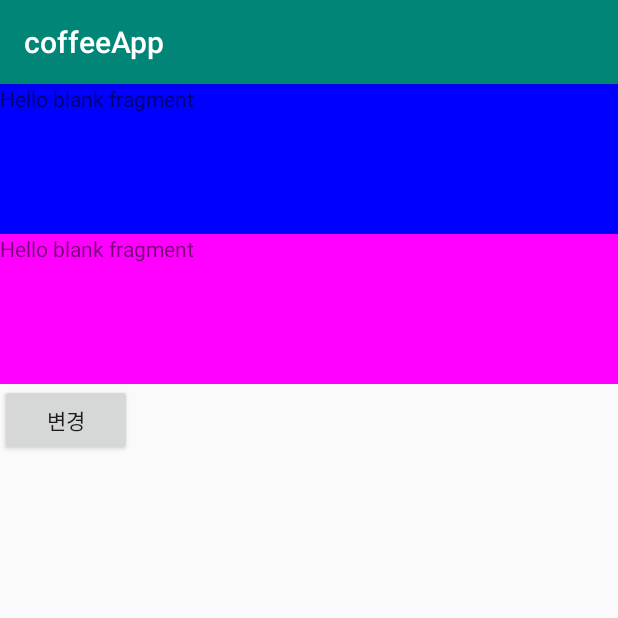
After one commit to yeonyang9421/CoffeeApp, an Android app: the ColorFragment screen opened directly, with no data from a screen before it, on a phone screen of 412 x 824 dp, the top half of it. The commit adds this screen. Run offline under Robolectric (Android 15) with nearby library versions, the phone set to English and light mode, and no system bars.

Commit message:
14일차 프래그먼트4 - Color Fragment / 코드로 프래그먼트 추가, 교체,

```diff
--- a/app/src/main/java/kr/co/woobi/imyeon/coffeeapp/ListViewActivity.java
+++ b/app/src/main/java/kr/co/woobi/imyeon/coffeeapp/ListViewActivity.java
@@ -20,6 +20,7 @@ import java.util.Map;
 
 import kr.co.woobi.imyeon.coffeeapp.activities.BankActivity;
 import kr.co.woobi.imyeon.coffeeapp.activities.CoffeeActivity;
+import kr.co.woobi.imyeon.coffeeapp.activities.ColorFragmentActivity;
 import kr.co.woobi.imyeon.coffeeapp.activities.ImplicitActivity;
 import kr.co.woobi.imyeon.coffeeapp.activities.IntentExamActivity;
 import kr.co.woobi.imyeon.coffeeapp.activities.LifeCycleActivity;
@@ -28,6 +29,7 @@ import kr.co.woobi.imyeon.coffeeapp.activities.SignUpExamActivity;
 import kr.co.woobi.imyeon.coffeeapp.activities.StartActivityResult;
 import kr.co.woobi.imyeon.coffeeapp.activities.WeatherActivity;
 import kr.co.woobi.imyeon.coffeeapp.activities.WebBrowserActivity;
+import kr.co.woobi.imyeon.coffeeapp.fragments.ColorFragment;
 
 public class ListViewActivity extends AppCompatActivity {
 
@@ -54,6 +56,7 @@ public class ListViewActivity extends AppCompatActivity {
         addItem("메모장", "메모장연습문제", MemoActivity.class);
         addItem("은행 예제", "은행앱연습문제", BankActivity.class);
         addItem("액티비티 라이프사이클", "액티비티사이클", LifeCycleActivity.class);
+        addItem("Fragment", "ColorFragment", ColorFragmentActivity.class);
 
 
         Collections.reverse(mDataList);
--- /dev/null
+++ b/app/src/main/java/kr/co/woobi/imyeon/coffeeapp/activities/ColorFragmentActivity.java
@@ -0,0 +1,41 @@
+package kr.co.woobi.imyeon.coffeeapp.activities;
+
+import android.graphics.Color;
+import android.support.v4.app.Fragment;
+import android.support.v7.app.AppCompatActivity;
+import android.os.Bundle;
+import android.view.View;
+
+import kr.co.woobi.imyeon.coffeeapp.R;
+import kr.co.woobi.imyeon.coffeeapp.fragments.ColorFragment;
+
+public class ColorFragmentActivity extends AppCompatActivity {
+
+    @Override
+    protected void onCreate(Bundle savedInstanceState) {
+        super.onCreate(savedInstanceState);
+        setContentView(R.layout.activity_color_fragment);
+
+
+        //프래그먼트 가져오기
+        ColorFragment colorFragment = (ColorFragment)getSupportFragmentManager().findFragmentById(R.id.color_frag);
+        colorFragment.setColor(Color.BLUE);
+
+        //동적으로 프래그먼트 추가
+        ColorFragment colorFragment2 = new ColorFragment();
+        getSupportFragmentManager().beginTransaction().add(R.id.container,colorFragment2).commit();
+    }
+
+
+    public void onClick(View view) {
+        ColorFragment newColorFragment = new ColorFragment();
+        int color = Color.YELLOW ;
+        newColorFragment.setColor(color);
+        //기존의프로그먼트로 교체
+        getSupportFragmentManager().beginTransaction().replace(R.id.container, newColorFragment).commit();
+
+
+
+
+    }
+}
--- /dev/null
+++ b/app/src/main/java/kr/co/woobi/imyeon/coffeeapp/fragments/ColorFragment.java
@@ -0,0 +1,39 @@
+package kr.co.woobi.imyeon.coffeeapp.fragments;
+
+import android.graphics.Color;
+import android.os.Bundle;
+import android.support.annotation.NonNull;
+import android.support.annotation.Nullable;
+import android.support.v4.app.Fragment;
+import android.view.LayoutInflater;
+import android.view.View;
+import android.view.ViewGroup;
+
+import kr.co.woobi.imyeon.coffeeapp.R;
+
+public class ColorFragment extends Fragment {
+    private  int mColor = Color.MAGENTA;
+
+    public ColorFragment() {
+    }
+
+    @Nullable
+    @Override
+    public View onCreateView(@NonNull LayoutInflater inflater, @Nullable ViewGroup container, @Nullable Bundle savedInstanceState) {
+        View view= inflater.inflate(R.layout.fragment_color, container, false);
+        view.setBackgroundColor(mColor);
+        return view;
+    }
+
+    public  void setColor(int color){
+        mColor=color;
+        if(getView() !=null){
+            getView().setBackgroundColor(mColor);
+        }
+    }
+
+    @Override
+    public void onViewCreated(@NonNull View view, @Nullable Bundle savedInstanceState) {
+        super.onViewCreated(view, savedInstanceState);
+    }
+}
--- /dev/null
+++ b/app/src/main/res/layout/activity_color_fragment.xml
@@ -0,0 +1,29 @@
+<?xml version="1.0" encoding="utf-8"?>
+<LinearLayout xmlns:android="http://schemas.android.com/apk/res/android"
+    xmlns:app="http://schemas.android.com/apk/res-auto"
+    xmlns:tools="http://schemas.android.com/tools"
+    android:layout_width="match_parent"
+    android:layout_height="match_parent"
+    tools:context=".activities.ColorFragmentActivity"
+    android:orientation="vertical">
+
+
+    <fragment
+        android:id="@+id/color_frag"
+        android:name="kr.co.woobi.imyeon.coffeeapp.fragments.ColorFragment"
+        android:layout_width="match_parent"
+        android:layout_height="100dp"
+        tools:layout="@layout/fragment_color"/>
+    <FrameLayout
+        android:id="@+id/container"
+        android:layout_width="match_parent"
+        android:layout_height="100dp"/>
+
+
+    <Button
+        android:onClick="onClick"
+        android:text="변경"
+        android:layout_width="wrap_content"
+        android:layout_height="wrap_content" />
+
+</LinearLayout>
```
Also changed, not shown: app/src/main/AndroidManifest.xml (+11 -10 lines).
